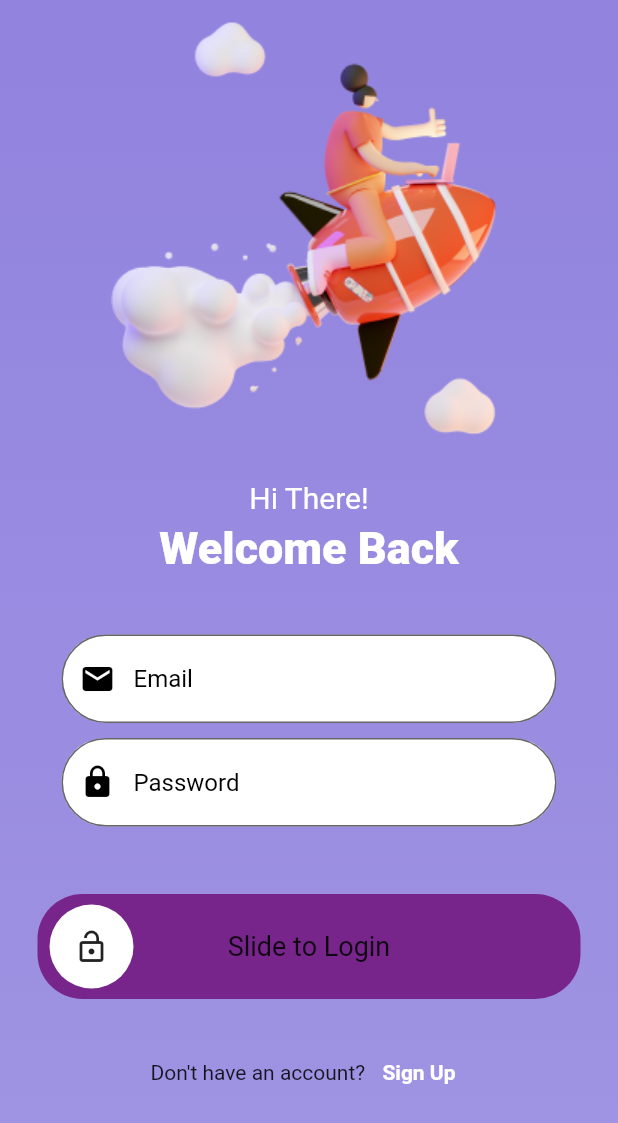
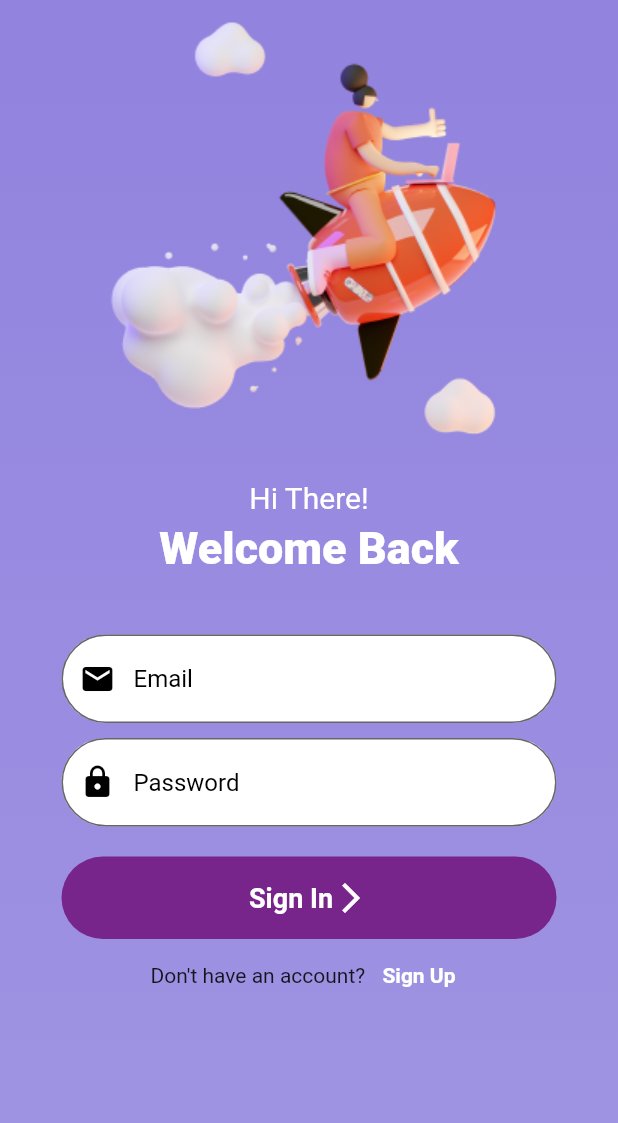
Before and after one commit to abdulbasit108/Flutter-Bytewise-Fellowship, a Flutter app: the screen it shows after launch, on a phone screen of 412 x 824 dp. Shown: the top 1123 px of the screen. Run offline on Flutter 3.47's test engine with Material 2 defaults, Android fonts, the phone set to English and light mode, and no system bars; drawn by our look-alikes of slide_to_act; our stand-ins replace animated_splash_screen, badges, carousel_slider, cloud_firestore, dio, dotted_border and 15 more; missing offline and left inert: cloudinary_public, pay; accounts and stored records are empty.

Commit message:
slide_to_act removed

```diff
--- a/photo_app/lib/screens/sign_in_screen.dart
+++ b/photo_app/lib/screens/sign_in_screen.dart
@@ -4,7 +4,7 @@ import 'package:flutter/services.dart';
 import 'package:photo_app/main.dart';
 import 'package:photo_app/screens/photo_feed_screen.dart';
 import 'package:photo_app/screens/sign_up_screen.dart';
-import 'package:slide_to_act/slide_to_act.dart';
+// import 'package:slide_to_act/slide_to_act.dart';
 
 import '../utils/utils.dart';
 
@@ -15,8 +15,8 @@ class SignInScreen extends StatefulWidget {
   State<SignInScreen> createState() => _SignInScreenState();
 }
 
-final GlobalKey<SlideActionState> slideActionKey =
-    GlobalKey<SlideActionState>();
+// final GlobalKey<SlideActionState> slideActionKey =
+//     GlobalKey<SlideActionState>();
 
 class _SignInScreenState extends State<SignInScreen> {
   final _formkey = GlobalKey<FormState>();
@@ -46,14 +46,14 @@ class _SignInScreenState extends State<SignInScreen> {
     }).onError((error, stackTrace) {
       debugPrint(error.toString());
       Utils().toastMessage(error.toString());
-      slideActionKey.currentState?.reset();
+      // slideActionKey.currentState?.reset();
     });
   }
 
   @override
   Widget build(BuildContext context) {
     final topPadding = MediaQuery.of(context).padding.top;
-    slideActionKey.currentState?.reset();
+    // slideActionKey.currentState?.reset();
 
     return WillPopScope(
       onWillPop: () async {
@@ -172,54 +172,35 @@ class _SignInScreenState extends State<SignInScreen> {
                       SizedBox(
                         height: 10,
                       ),
-                      Padding(
-                        padding: const EdgeInsets.all(25.0),
-                        child: SlideAction(
-                          key: slideActionKey,
-                          elevation: 0,
-                          borderRadius: 30,
-                          outerColor: Color.fromRGBO(120, 37, 139, 1),
-                          sliderButtonIcon: Icon(Icons.lock_open),
-                          text: 'Slide to Login',
-                          textStyle: TextStyle(fontSize: 18),
-                          onSubmit: () {
-                            if (_formkey.currentState!.validate()) {
-                              login();
-                            } else {
-                              slideActionKey.currentState?.reset();
-                            }
-                          },
-                        ),
+                      Container(
+                        height: 55,
+                        width: 330,
+                        decoration: BoxDecoration(
+                            color: Color.fromRGBO(120, 37, 139, 1),
+                            borderRadius: BorderRadius.circular(30)),
+                        child: TextButton(
+                            onPressed: () {
+                      if (_formkey.currentState!.validate()) {
+                        login();
+                      }
+                            },
+                            child: Row(
+                              mainAxisAlignment: MainAxisAlignment.center,
+                              children: [
+                                Text(
+                                  'Sign In',
+                                  style: TextStyle(
+                                      color: Colors.white,
+                                      fontSize: 18,
+                                      fontWeight: FontWeight.bold),
+                                ),
+                                Icon(
+                                  Icons.arrow_forward_ios,
+                                  color: Colors.white,
+                                )
+                              ],
+                            )),
                       ),
-                      // Container(
-                      //   height: 55,
-                      //   width: 330,
-                      //   decoration: BoxDecoration(
-                      //       color: Color.fromRGBO(120, 37, 139, 1),
-                      //       borderRadius: BorderRadius.circular(30)),
-                      //   child: TextButton(
-                      //       onPressed: () {
-                      // if (_formkey.currentState!.validate()) {
-                      //   login();
-                      // }
-                      //       },
-                      //       child: Row(
-                      //         mainAxisAlignment: MainAxisAlignment.center,
-                      //         children: [
-                      //           Text(
-                      //             'Sign In',
-                      //             style: TextStyle(
-                      //                 color: Colors.white,
-                      //                 fontSize: 18,
-                      //                 fontWeight: FontWeight.bold),
-                      //           ),
-                      //           Icon(
-                      //             Icons.arrow_forward_ios,
-                      //             color: Colors.white,
-                      //           )
-                      //         ],
-                      //       )),
-                      // ),
                       Row(
                         mainAxisAlignment: MainAxisAlignment.center,
                         children: [
--- a/photo_app/pubspec.yaml
+++ b/photo_app/pubspec.yaml
@@ -41,7 +41,7 @@ dependencies:
   fluttertoast: ^8.2.1
   image_picker: ^0.8.7+4
   firebase_storage: ^11.1.1
-  slide_to_act:
+  #slide_to_act:
   http:
   liquid_pull_to_refresh:
 
```
Also changed, not shown: photo_app/pubspec.lock, 1 other file.
